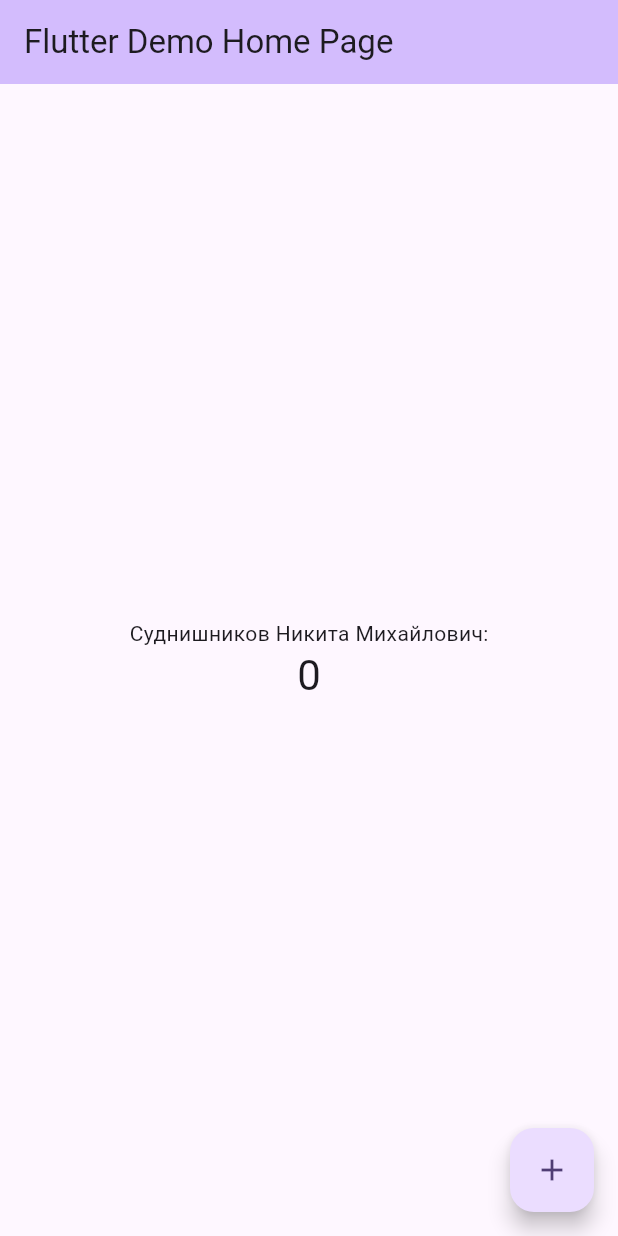
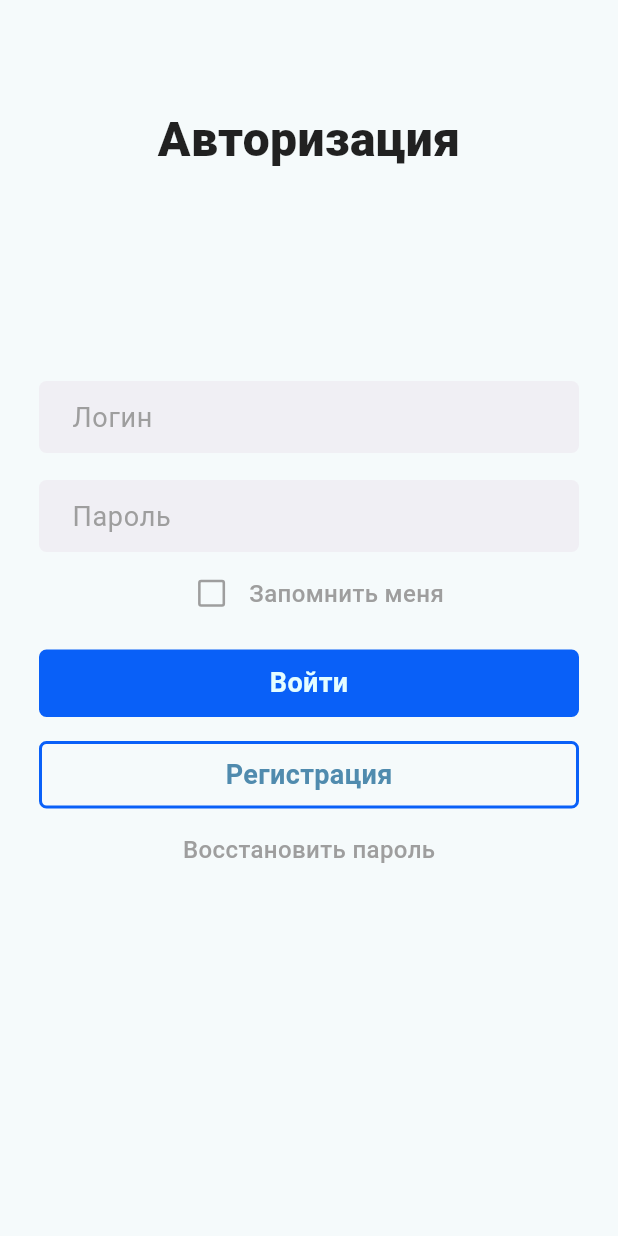
Before and after one commit to kaef74/PCS_1, a Flutter app: the screen it shows after launch, on a phone screen of 412 x 824 dp. Run offline on Flutter 3.47's test engine with Material 3 defaults, Android fonts, the phone set to English and light mode, and no system bars.

Commit message:
2 commit

```diff
--- a/lib/main.dart
+++ b/lib/main.dart
@@ -7,85 +7,169 @@ void main() {
 class MyApp extends StatelessWidget {
   const MyApp({super.key});
 
-  // This widget is the root of your application.
   @override
   Widget build(BuildContext context) {
     return MaterialApp(
-      title: 'Flutter Demo',
+      debugShowCheckedModeBanner: false,
+      title: 'Авторизация',
       theme: ThemeData(
-
-        colorScheme: ColorScheme.fromSeed(seedColor: Colors.deepPurple),
+        colorScheme: ColorScheme.fromSeed(seedColor: Colors.white70),
         useMaterial3: true,
       ),
-      home: const MyHomePage(title: 'Flutter Demo Home Page'),
+      home: const HomePage(),
     );
   }
 }
 
-class MyHomePage extends StatefulWidget {
-  const MyHomePage({super.key, required this.title});
-
-
-  final String title;
-
-  @override
-  State<MyHomePage> createState() => _MyHomePageState();
-}
-
-class _MyHomePageState extends State<MyHomePage> {
-  int _counter = 0;
-
-  void _incrementCounter() {
-    setState(() {
-
-      _counter++;
-    });
-  }
+class HomePage extends StatelessWidget {
+  const HomePage({super.key});
 
   @override
   Widget build(BuildContext context) {
+    return Scaffold(
+        body: Column(mainAxisAlignment: MainAxisAlignment.spaceBetween,
+          children: [
+            const Padding(
+              padding: EdgeInsets.all(70.0),
+              child: Text('Авторизация', style: TextStyle(fontSize: 32, color: Colors.black87,
+                  fontWeight: FontWeight.w800),
+              ),
+            ),
+            Column(mainAxisAlignment: MainAxisAlignment.center, children:[
 
-    return Scaffold(
-      appBar: AppBar(
+              const Padding(
+                padding:EdgeInsets.all(10.0),
+                child:  SizedBox( width: 360,
+                  child: TextField( style: TextStyle(fontSize: 18, color: Color.fromRGBO(11, 107, 254, 1.0)
+                  ),
+                      decoration: InputDecoration(
+                        hintText: 'Логин',
+                        hintStyle: TextStyle(color: Colors.grey,),
+                        fillColor: Color.fromRGBO(240, 239, 244, 1.0),
+                        filled: true,
+                        border: OutlineInputBorder(
+                            borderRadius: BorderRadius.all(Radius.circular(5.0)),
+                            borderSide: BorderSide.none
+                        ),
+                        contentPadding: EdgeInsets.symmetric(horizontal: 18),
+                      )
+                  ),
+                ),
+              ),
 
-        backgroundColor: Theme.of(context).colorScheme.inversePrimary,
+              const Padding(
+                padding: EdgeInsets.all(8.0),
+                child: SizedBox( width: 360,
+                  child: TextField(
+                    obscureText: true,
+                    style: TextStyle(fontSize: 18, color: Color.fromRGBO(11, 107, 254, 1.0)
+                    ),
 
-        title: Text(widget.title),
-      ),
-      body: Center(
-        // Center is a layout widget. It takes a single child and positions it
-        // in the middle of the parent.
-        child: Column(
-          // Column is also a layout widget. It takes a list of children and
-          // arranges them vertically. By default, it sizes itself to fit its
-          // children horizontally, and tries to be as tall as its parent.
-          //
-          // Column has various properties to control how it sizes itself and
-          // how it positions its children. Here we use mainAxisAlignment to
-          // center the children vertically; the main axis here is the vertical
-          // axis because Columns are vertical (the cross axis would be
-          // horizontal).
-          //
-          // TRY THIS: Invoke "debug painting" (choose the "Toggle Debug Paint"
-          // action in the IDE, or press "p" in the console), to see the
-          // wireframe for each widget.
-          mainAxisAlignment: MainAxisAlignment.center,
-          children: <Widget>[
-            const Text(
-              'Суднишников Никита Михайлович:',
+                    decoration: InputDecoration(
+                      hintText: 'Пароль',
+                      hintStyle: TextStyle(color: Colors.grey,),
+                      fillColor: Color.fromRGBO(240, 239, 244, 1.0),
+                      filled: true,
+                      border: OutlineInputBorder(
+                          borderRadius: BorderRadius.all(Radius.circular(5.0)),
+                          borderSide: BorderSide.none
+                      ),
+                      contentPadding: EdgeInsets.symmetric(horizontal: 18),
+                    ),
+
+                  ),
+                ),
+              ),
+
+              Padding(
+                padding: const EdgeInsets.all(8.0),
+                child: Row( mainAxisAlignment: MainAxisAlignment.center,
+                    children:[
+                      SizedBox(
+                        height: 8, width: 50,
+                        child: Checkbox(
+                          fillColor: WidgetStateProperty.resolveWith((states) {
+                            if (states.contains(WidgetState.dragged)) {
+                              return Colors.grey;
+                            }
+                            return null;
+                          }),
+                          side: const BorderSide(color: Colors.grey, width: 1.7,),
+                          value: false,
+                          onChanged:(bool? value) {},
+                          checkColor: Colors.grey,
+
+                        ),
+                      ),
+                      const Text('Запомнить меня', style: TextStyle(
+                        fontSize: 16,
+                        color: Colors.grey,
+                        fontWeight: FontWeight.w500,
+                      ),
+                      ),
+                    ]
+                ),
+              ),
+              const SizedBox(height: 10,),
+              Padding(
+                padding: const EdgeInsets.all(8.0),
+                child: Container(
+                  width: 360,
+                  height: 45,
+                  decoration: BoxDecoration(
+                    color: const Color.fromRGBO(9, 96, 248, 1.0),
+                    borderRadius: BorderRadius.circular(5),
+                  ),
+                  child: const Center(child: Text("Войти", style: TextStyle(fontSize: 18,
+                    color: Color.fromRGBO(228, 253, 255, 1.0),
+                    fontWeight: FontWeight.w700,
+                  ),
+                  ),
+                  ),
+
+                ),
+              ),
+
+              Padding(
+                padding: const EdgeInsets.all(8.0),
+                child: Container(
+                  width: 360,
+                  height: 45,
+                  decoration: BoxDecoration(
+                    border: Border.all(
+                      width: 2,
+                      color: const Color.fromRGBO(9, 96, 248, 1.0),
+                    ),
+                    borderRadius: BorderRadius.circular(5),
+                  ),
+                  child: const Center(child: Text("Регистрация",
+                    style: TextStyle(fontSize: 18,
+                      color: Color.fromRGBO(80, 139, 174, 1.0),
+                      fontWeight: FontWeight.w700,
+                    ),
+                  ),
+                  ),
+
+                ),
+              ),
+
+              const Padding(
+                padding: EdgeInsets.all(8.0),
+                child: Text('Восстановить пароль',
+                  style: TextStyle(
+                    fontSize: 16,
+                    color: Colors.grey,
+                    fontWeight: FontWeight.w500,
+                  ),
+                ),
+              ),
+            ]
             ),
-            Text(
-              '$_counter',
-              style: Theme.of(context).textTheme.headlineMedium,
+            const SizedBox(height: 180,
             ),
           ],
-        ),
-      ),
-      floatingActionButton: FloatingActionButton(
-        onPressed: _incrementCounter,
-        tooltip: 'Increment',
-        child: const Icon(Icons.add),
-      ), // This trailing comma makes auto-formatting nicer for build methods.
+        )
+
     );
   }
 }
```
Also changed, not shown: 1 other file.
